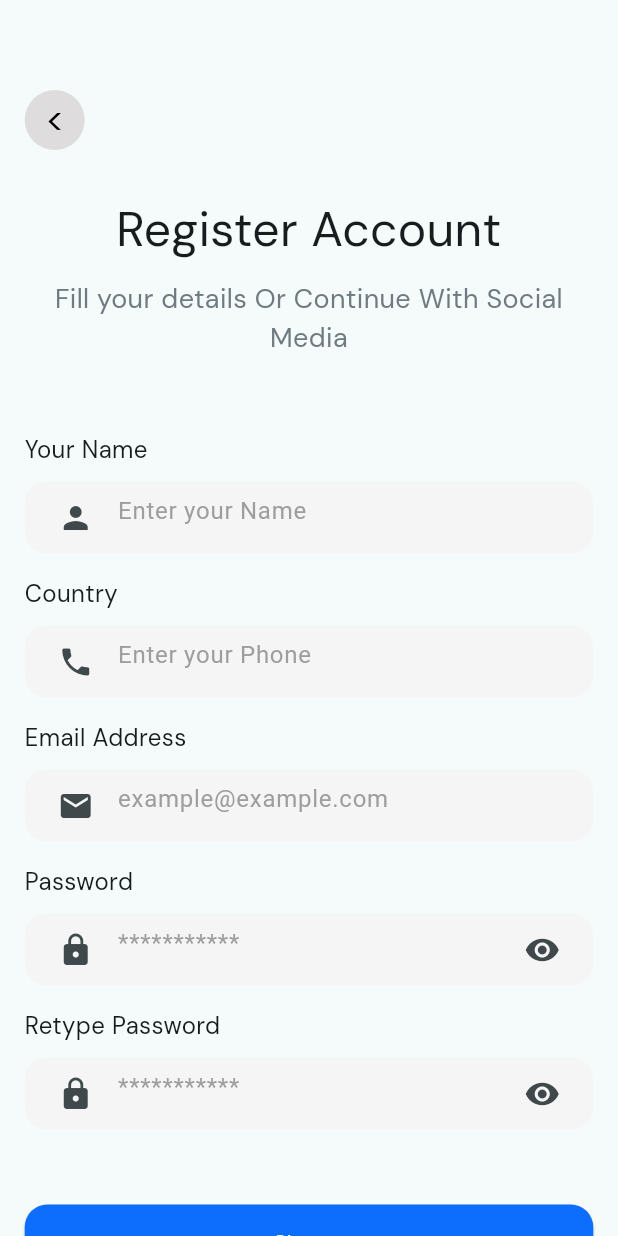
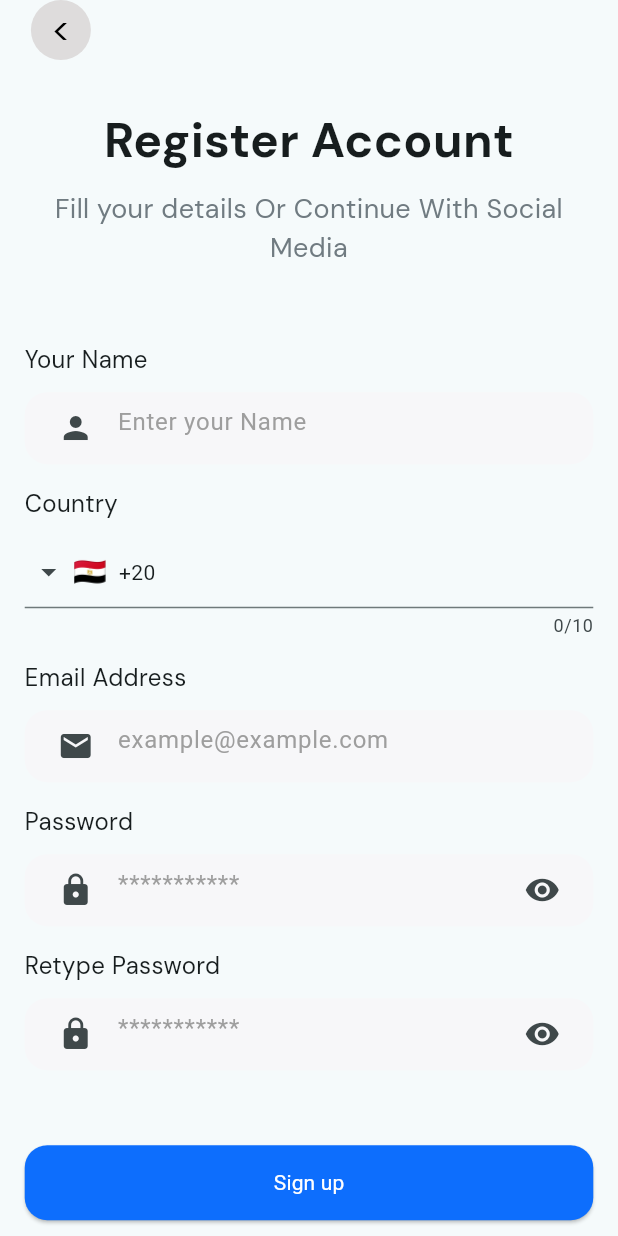
Before and after one commit to Brmja-Tech/Al-Hilal_Store, a Flutter app: the SignUpScreen screen opened directly, on a phone screen of 412 x 824 dp. Run offline on Flutter 3.47's test engine with Material 3 defaults, Android fonts, the phone set to English and light mode, and no system bars; drawn by our look-alikes of intl_phone_field; our stand-ins replace bloc, easy_localization, firebase_auth, firebase_core, flutter_screenutil, go_router and 4 more; missing offline and left inert: svg_flutter; accounts and stored records are empty.

Commit message:
Add email and confirmation SVG icons, update router paths, and enhance sign-up and login screens
- Added new SVG icons for email and confirmation.
- Updated router paths for start, sign-up, and forget password screens.
- Enhanced the sign-up screen with a new layout and added an international phone field.
- Updated the login screen with improved text styling and navigation.
- Added a custom alert dialog for email confirmation.
- Updated dependencies to include `flutter_svg` and `intl_phone_field`.

```diff
--- a/lib/core/constants/assets.dart
+++ b/lib/core/constants/assets.dart
@@ -2,9 +2,21 @@
 class Assets {
   Assets._();
 
+  /// Assets for assetsIconConfirmEmail
+  /// assets/icon/confirmEmail.png
+  static const String assetsIconConfirmEmail = "assets/icon/confirmEmail.png";
+
+  /// Assets for assetsIconEmail
+  /// assets/icon/email.svg
+  static const String assetsIconEmail = "assets/icon/email.svg";
+
   /// Assets for assetsIconGoogle
   /// assets/icon/Google.svg
   static const String assetsIconGoogle = "assets/icon/Google.svg";
+
+  /// Assets for assetsIconIconConfirmation
+  /// assets/icon/icon_confirmation.svg
+  static const String assetsIconIconConfirmation = "assets/icon/icon_confirmation.svg";
 
   /// Assets for assetsImgsDialogPlayer
   /// assets/imgs/dialogPlayer.png
--- a/lib/core/router/app_router.dart
+++ b/lib/core/router/app_router.dart
@@ -11,9 +11,9 @@ abstract class AppRouters {
   static const kloginRoute = '/login';
   static const ksplashScreen = '/splash';
   static const koptScreen = '/otp';
-  static const kstartScreen = '/otp';
-  static const kSignUpScreen = '/otp';
-  static const kforgetPasswordScreen = '/otp';
+  static const kstartScreen = '/start';
+  static const kSignUpScreen = '/signuo';
+  static const kforgetPasswordScreen = '/forget';
 
   static final GoRouter router = GoRouter(
     routes: [
--- a/lib/core/widget/custom_alert_diaglo.dart
+++ b/lib/core/widget/custom_alert_diaglo.dart
@@ -7,9 +7,7 @@ import 'package:flutter_screenutil/flutter_screenutil.dart';
 class CustomAlertDiaglo extends StatelessWidget {
   final String? image;
   final String? message;
-  final String? title;
   final String? buttonText;
-  final String? svgImage;
   final VoidCallback onContinue;
   const CustomAlertDiaglo({
     super.key,
@@ -17,8 +15,6 @@ class CustomAlertDiaglo extends StatelessWidget {
     this.message,
     required this.onContinue,
     this.buttonText,
-    this.svgImage,
-    this.title,
   });
 
   @override
--- a/lib/core/widget/custom_text_field.dart
+++ b/lib/core/widget/custom_text_field.dart
@@ -44,7 +44,7 @@ class CustomTextField extends StatelessWidget {
   Widget build(BuildContext context) {
     return Container(
       decoration: BoxDecoration(
-        color: Colors.grey[100],
+        color: Color(0xffF7F7F9),
         borderRadius: BorderRadius.circular(15),
       ),
       padding: const EdgeInsets.symmetric(horizontal: 10),
--- a/lib/features/auth/sign_up/presentation/view/signup_screen.dart
+++ b/lib/features/auth/sign_up/presentation/view/signup_screen.dart
@@ -13,8 +13,10 @@ import 'package:alhilal_store/core/widget/custome_subtitle_text.dart';
 import 'package:firebase_auth/firebase_auth.dart';
 import 'package:flutter/gestures.dart';
 import 'package:flutter/material.dart';
+import 'package:flutter_screenutil/flutter_screenutil.dart';
 import 'package:go_router/go_router.dart';
 import 'package:google_sign_in/google_sign_in.dart';
+import 'package:intl_phone_field/intl_phone_field.dart';
 import 'package:svg_flutter/svg.dart';
 
 class SignUpScreen extends StatefulWidget {
@@ -56,7 +58,7 @@ class _SignUpScreenState extends State<SignUpScreen> {
       );
 
       await FirebaseAuth.instance.signInWithCredential(credential);
-      GoRouter.of(context).pushReplacement(
+      GoRouter.of(context).push(
         AppRouters.kforgetPasswordScreen,
       );
     } on Exception catch (e) {
@@ -69,20 +71,27 @@ class _SignUpScreenState extends State<SignUpScreen> {
     final w = MediaQuery.of(context).size.width;
     // final h = MediaQuery.of(context).size.height;
     return Scaffold(
-      body: SingleChildScrollView(
+      body: SafeArea(
+        child: Column(
+          crossAxisAlignment: CrossAxisAlignment.start,
+          children: [
+            Padding(
+              padding: EdgeInsets.symmetric(horizontal: w * 0.05),
+              child: BackButtonWidget(),
+            ),
+            Expanded(
+              child: SingleChildScrollView(
                 child: Padding(
                   padding: EdgeInsets.symmetric(horizontal: w * 0.04),
                   child: Column(
                     crossAxisAlignment: CrossAxisAlignment.start,
                     children: [
-              SizedBox(height: 60),
-              BackButtonWidget(),
-              SizedBox(height: 30),
+                      SizedBox(height: 30.h),
                       Center(
                         child: TitleTextWidget(
                           text: "Register Account",
                           fontSize: 32,
-                  textAlign: TextAlign.center,
+                          textAlign: TextAlign.center,fontWeight: FontWeight.bold,
                         ),
                       ),
                       SizedBox(height: 10),
@@ -119,16 +128,32 @@ class _SignUpScreenState extends State<SignUpScreen> {
                       SizedBox(
                         height: 10,
                       ),
-              CustomTextField(
+                      IntlPhoneField(
                         controller: _phoneController,
                         focusNode: _phoneFoucsNode,
-                validator: MyValidators.phoneNumberValidator,
-                hintText: "Enter your Phone",
-                keyboardType: TextInputType.phone,
-                decoration: const InputDecoration(
-                  prefixIcon: Icon(Icons.phone),
+                        disableAutoFillHints :false,
+                        languageCode: 'ar',
+                        textAlign: TextAlign.left,
+                        //validator: MyValidators.phoneNumberValidator(pho),
+                        decoration: InputDecoration(
+                          // labelText: 'Phone Number',
+                          prefixIcon: const Icon(Icons.phone),
                         ),
+                        initialCountryCode: 'EG',
+                        onChanged: (phone) {
+                          print(phone.completeNumber);
+                        },
                       ),
+                      // CustomTextField(
+                      //   controller: _phoneController,
+                      //   focusNode: _phoneFoucsNode,
+                      //   validator: MyValidators.phoneNumberValidator,
+                      //   hintText: "Enter your Phone",
+                      //   keyboardType: TextInputType.phone,
+                      //   decoration: const InputDecoration(
+                      //     prefixIcon: Icon(Icons.phone),
+                      //   ),
+                      // ),
                       SizedBox(height: 15),
                       SubtitleTextWidget(
                         subText: "Email Address",
@@ -233,7 +258,7 @@ class _SignUpScreenState extends State<SignUpScreen> {
                               message: 'Account created is successfully',
                               onContinue: () {
                                 GoRouter.of(context)
-                            .pushReplacement(AppRouters.koptScreen);
+                                    .push(AppRouters.koptScreen);
                               },
                               buttonText: "Continue",
                             ),
@@ -292,7 +317,7 @@ class _SignUpScreenState extends State<SignUpScreen> {
                                   ),
                                   recognizer: TapGestureRecognizer()
                                     ..onTap = () {
-                              GoRouter.of(context).pushReplacement(
+                                      GoRouter.of(context).push(
                                         AppRouters.kloginRoute,
                                       );
                                     },
@@ -306,6 +331,10 @@ class _SignUpScreenState extends State<SignUpScreen> {
                   ),
                 ),
               ),
+            ),
+          ],
+        ),
+      ),
     );
   }
 }
--- a/pubspec.yaml
+++ b/pubspec.yaml
@@ -40,9 +40,11 @@ dependencies:
     sdk: flutter
   flutter_bloc: ^9.0.0
   flutter_screenutil: ^5.9.3
+  flutter_svg: ^2.0.17
   go_router: ^14.6.3
   google_fonts: ^6.2.1
   google_sign_in: ^6.2.2
+  intl_phone_field: ^3.2.0
   pin_code_fields: ^8.0.1
   shared_preferences: ^2.3.5
   svg_flutter: ^0.0.1
```
Also changed, not shown: lib/core/widget/custom_alert_confirm_email.dart (added, +89 -0 lines), lib/features/auth/forget_password/presentation/view/forget_password.dart (+17 -1 lines), lib/features/auth/login/presentation/view/login_screen.dart (+5 -4 lines), assets/icon/email.svg (added), assets/icon/iconConfirmation.svg (added), assets/icon/icon_confirmation.svg (added), pubspec.lock. Lines whose indentation alone changed are shown as unchanged.
